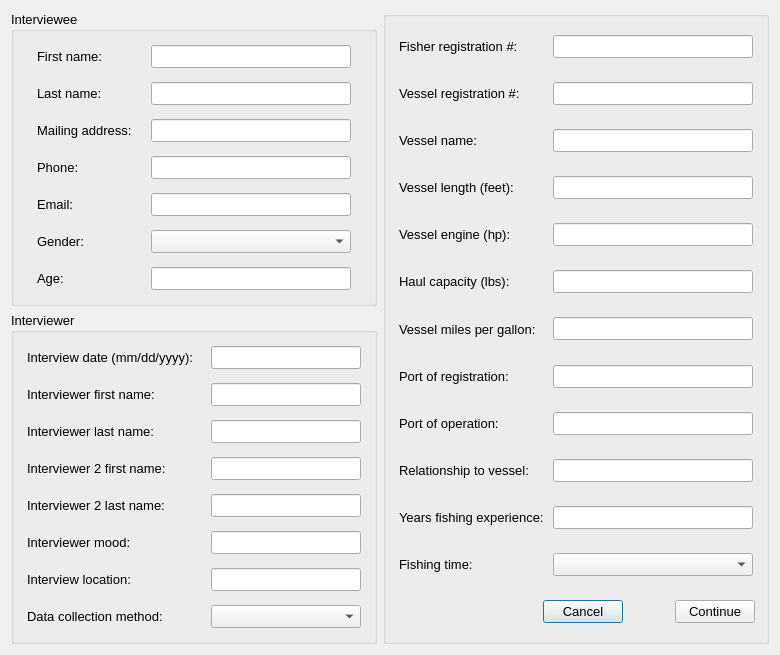
Ecotrust/openoceanmap-desktop, file oom_st_kitts_nevis/Interview/interviewstart.ui: the form before one commit.
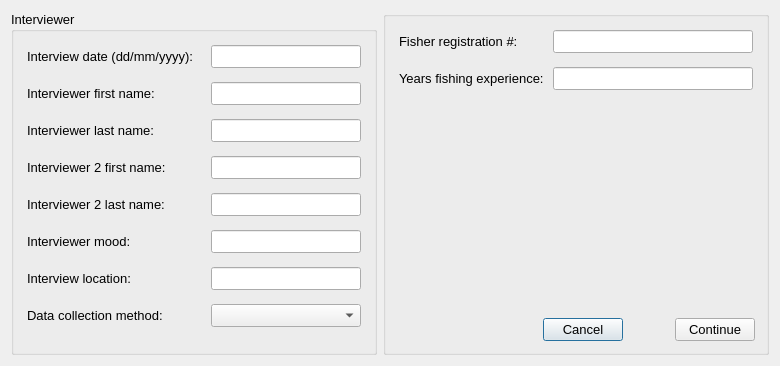
The form after the commit.

Commit message: interview revisions

The edit to the form file:
```diff
--- a/oom_st_kitts_nevis/Interview/interviewstart.ui
+++ b/oom_st_kitts_nevis/Interview/interviewstart.ui
@@ -7,7 +7,7 @@
     <x>0</x>
     <y>0</y>
     <width>778</width>
-    <height>651</height>
+    <height>366</height>
    </rect>
   </property>
   <property name="windowTitle" >
@@ -20,394 +20,6 @@
       <layout class="QVBoxLayout" name="verticalLayout_6" >
        <item>
         <layout class="QVBoxLayout" name="verticalLayout_4" >
-         <item>
-          <widget class="QGroupBox" name="interviewee" >
-           <property name="font" >
-            <font>
-             <pointsize>10</pointsize>
-            </font>
-           </property>
-           <property name="title" >
-            <string>Interviewee</string>
-           </property>
-           <layout class="QVBoxLayout" name="verticalLayout_2" >
-            <item>
-             <widget class="QWidget" native="1" name="interviewee_first_name" >
-              <layout class="QHBoxLayout" >
-               <property name="spacing" >
-                <number>4</number>
-               </property>
-               <property name="margin" >
-                <number>4</number>
-               </property>
-               <item>
-                <widget class="QLabel" name="interviewee_first_name_text" >
-                 <property name="minimumSize" >
-                  <size>
-                   <width>100</width>
-                   <height>0</height>
-                  </size>
-                 </property>
-                 <property name="maximumSize" >
-                  <size>
-                   <width>100</width>
-                   <height>16777215</height>
-                  </size>
-                 </property>
-                 <property name="text" >
-                  <string>First name:</string>
-                 </property>
-                </widget>
-               </item>
-               <item>
-                <widget class="QLineEdit" name="interviewee_first_name_line" >
-                 <property name="enabled" >
-                  <bool>true</bool>
-                 </property>
-                 <property name="minimumSize" >
-                  <size>
-                   <width>200</width>
-                   <height>0</height>
-                  </size>
-                 </property>
-                 <property name="maximumSize" >
-                  <size>
-                   <width>200</width>
-                   <height>16777215</height>
-                  </size>
-                 </property>
-                 <property name="text" >
-                  <string/>
-                 </property>
-                </widget>
-               </item>
-              </layout>
-             </widget>
-            </item>
-            <item>
-             <widget class="QWidget" native="1" name="interviewee_last_name" >
-              <layout class="QHBoxLayout" >
-               <property name="spacing" >
-                <number>4</number>
-               </property>
-               <property name="margin" >
-                <number>4</number>
-               </property>
-               <item>
-                <widget class="QLabel" name="interviewee_last_name_text" >
-                 <property name="minimumSize" >
-                  <size>
-                   <width>100</width>
-                   <height>0</height>
-                  </size>
-                 </property>
-                 <property name="maximumSize" >
-                  <size>
-                   <width>100</width>
-                   <height>16777215</height>
-                  </size>
-                 </property>
-                 <property name="text" >
-                  <string>Last name:</string>
-                 </property>
-                </widget>
-               </item>
-               <item>
-                <widget class="QLineEdit" name="interviewee_last_name_line" >
-                 <property name="enabled" >
-                  <bool>true</bool>
-                 </property>
-                 <property name="minimumSize" >
-                  <size>
-                   <width>200</width>
-                   <height>0</height>
-                  </size>
-                 </property>
-                 <property name="maximumSize" >
-                  <size>
-                   <width>200</width>
-                   <height>16777215</height>
-                  </size>
-                 </property>
-                 <property name="text" >
-                  <string/>
-                 </property>
-                </widget>
-               </item>
-              </layout>
-             </widget>
-            </item>
-            <item>
-             <widget class="QWidget" native="1" name="address" >
-              <layout class="QHBoxLayout" name="_6" >
-               <property name="spacing" >
-                <number>4</number>
-               </property>
-               <property name="margin" >
-                <number>4</number>
-               </property>
-               <item>
-                <widget class="QLabel" name="city_text_3" >
-                 <property name="minimumSize" >
-                  <size>
-                   <width>100</width>
-                   <height>0</height>
-                  </size>
-                 </property>
-                 <property name="maximumSize" >
-                  <size>
-                   <width>100</width>
-                   <height>16777215</height>
-                  </size>
-                 </property>
-                 <property name="text" >
-                  <string>Mailing address:</string>
-                 </property>
-                </widget>
-               </item>
-               <item>
-                <widget class="QLineEdit" name="address_line" >
-                 <property name="enabled" >
-                  <bool>true</bool>
-                 </property>
-                 <property name="minimumSize" >
-                  <size>
-                   <width>200</width>
-                   <height>0</height>
-                  </size>
-                 </property>
-                 <property name="maximumSize" >
-                  <size>
-                   <width>200</width>
-                   <height>16777215</height>
-                  </size>
-                 </property>
-                 <property name="text" >
-                  <string/>
-                 </property>
-                </widget>
-               </item>
-              </layout>
-             </widget>
-            </item>
-            <item>
-             <widget class="QWidget" native="1" name="phone" >
-              <layout class="QHBoxLayout" name="_5" >
-               <property name="spacing" >
-                <number>4</number>
-               </property>
-               <property name="margin" >
-                <number>4</number>
-               </property>
-               <item>
-                <widget class="QLabel" name="city_text_2" >
-                 <property name="minimumSize" >
-                  <size>
-                   <width>100</width>
-                   <height>0</height>
-                  </size>
-                 </property>
-                 <property name="maximumSize" >
-                  <size>
-                   <width>100</width>
-                   <height>16777215</height>
-                  </size>
-                 </property>
-                 <property name="text" >
-                  <string>Phone:</string>
-                 </property>
-                </widget>
-               </item>
-               <item>
-                <widget class="QLineEdit" name="phone_line" >
-                 <property name="enabled" >
-                  <bool>true</bool>
-                 </property>
-                 <property name="minimumSize" >
-                  <size>
-                   <width>200</width>
-                   <height>0</height>
-                  </size>
-                 </property>
-                 <property name="maximumSize" >
-                  <size>
-                   <width>200</width>
-                   <height>16777215</height>
-                  </size>
-                 </property>
-                 <property name="text" >
-                  <string/>
-                 </property>
-                </widget>
-               </item>
-              </layout>
-             </widget>
-            </item>
-            <item>
-             <widget class="QWidget" native="1" name="email" >
-              <layout class="QHBoxLayout" name="_2" >
-               <property name="spacing" >
-                <number>4</number>
-               </property>
-               <property name="margin" >
-                <number>4</number>
-               </property>
-               <item>
-                <widget class="QLabel" name="city_text" >
-                 <property name="minimumSize" >
-                  <size>
-                   <width>100</width>
-                   <height>0</height>
-                  </size>
-                 </property>
-                 <property name="maximumSize" >
-                  <size>
-                   <width>100</width>
-                   <height>16777215</height>
-                  </size>
-                 </property>
-                 <property name="text" >
-                  <string>Email:</string>
-                 </property>
-                </widget>
-               </item>
-               <item>
-                <widget class="QLineEdit" name="email_line" >
-                 <property name="enabled" >
-                  <bool>true</bool>
-                 </property>
-                 <property name="minimumSize" >
-                  <size>
-                   <width>200</width>
-                   <height>0</height>
-                  </size>
-                 </property>
-                 <property name="maximumSize" >
-                  <size>
-                   <width>200</width>
-                   <height>16777215</height>
-                  </size>
-                 </property>
-                 <property name="text" >
-                  <string/>
-                 </property>
-                </widget>
-               </item>
-              </layout>
-             </widget>
-            </item>
-            <item>
-             <widget class="QWidget" native="1" name="gender" >
-              <layout class="QHBoxLayout" >
-               <property name="spacing" >
-                <number>4</number>
-               </property>
-               <property name="margin" >
-                <number>4</number>
-               </property>
-               <item>
-                <widget class="QLabel" name="gender_text" >
-                 <property name="minimumSize" >
-                  <size>
-                   <width>100</width>
-                   <height>0</height>
-                  </size>
-                 </property>
-                 <property name="maximumSize" >
-                  <size>
-                   <width>100</width>
-                   <height>16777215</height>
-                  </size>
-                 </property>
-                 <property name="text" >
-                  <string>Gender:</string>
-                 </property>
-                </widget>
-               </item>
-               <item>
-                <widget class="QComboBox" name="gender_comboBox" >
-                 <property name="maximumSize" >
-                  <size>
-                   <width>200</width>
-                   <height>16777215</height>
-                  </size>
-                 </property>
-                 <item>
-                  <property name="text" >
-                   <string/>
-                  </property>
-                 </item>
-                 <item>
-                  <property name="text" >
-                   <string>Male</string>
-                  </property>
-                 </item>
-                 <item>
-                  <property name="text" >
-                   <string>Female</string>
-                  </property>
-                 </item>
-                </widget>
-               </item>
-              </layout>
-             </widget>
-            </item>
-            <item>
-             <widget class="QWidget" native="1" name="age" >
-              <layout class="QHBoxLayout" >
-               <property name="spacing" >
-                <number>4</number>
-               </property>
-               <property name="margin" >
-                <number>4</number>
-               </property>
-               <item>
-                <widget class="QLabel" name="age_text" >
-                 <property name="minimumSize" >
-                  <size>
-                   <width>100</width>
-                   <height>0</height>
-                  </size>
-                 </property>
-                 <property name="maximumSize" >
-                  <size>
-                   <width>100</width>
-                   <height>16777215</height>
-                  </size>
-                 </property>
-                 <property name="text" >
-                  <string>Age:</string>
-                 </property>
-                </widget>
-               </item>
-               <item>
-                <widget class="QLineEdit" name="age_line" >
-                 <property name="enabled" >
-                  <bool>true</bool>
-                 </property>
-                 <property name="minimumSize" >
-                  <size>
-                   <width>200</width>
-                   <height>0</height>
-                  </size>
-                 </property>
-                 <property name="maximumSize" >
-                  <size>
-                   <width>200</width>
-                   <height>16777215</height>
-                  </size>
-                 </property>
-                 <property name="text" >
-                  <string/>
-                 </property>
-                </widget>
-               </item>
-              </layout>
-             </widget>
-            </item>
-           </layout>
-          </widget>
-         </item>
          <item>
           <widget class="QGroupBox" name="interviewee_2" >
            <property name="font" >
@@ -443,7 +55,7 @@
                   </size>
                  </property>
                  <property name="text" >
-                  <string>Interview date (mm/dd/yyyy):</string>
+                  <string>Interview date (dd/mm/yyyy):</string>
                  </property>
                 </widget>
                </item>
@@ -846,6 +458,19 @@
               </layout>
              </widget>
             </item>
+            <item>
+             <spacer name="verticalSpacer" >
+              <property name="orientation" >
+               <enum>Qt::Vertical</enum>
+              </property>
+              <property name="sizeHint" stdset="0" >
+               <size>
+                <width>20</width>
+                <height>40</height>
+               </size>
+              </property>
+             </spacer>
+            </item>
            </layout>
           </widget>
          </item>
@@ -932,620 +557,6 @@
           </layout>
          </widget>
         </item>
-        <item>
-         <widget class="QWidget" native="1" name="home_port_12" >
-          <property name="font" >
-           <font>
-            <pointsize>10</pointsize>
-           </font>
-          </property>
-          <layout class="QHBoxLayout" name="_21" >
-           <property name="spacing" >
-            <number>4</number>
-           </property>
-           <property name="margin" >
-            <number>4</number>
-           </property>
-           <item>
-            <widget class="QLabel" name="years_text_5" >
-             <property name="minimumSize" >
-              <size>
-               <width>150</width>
-               <height>0</height>
-              </size>
-             </property>
-             <property name="maximumSize" >
-              <size>
-               <width>150</width>
-               <height>16777215</height>
-              </size>
-             </property>
-             <property name="font" >
-              <font>
-               <pointsize>10</pointsize>
-              </font>
-             </property>
-             <property name="text" >
-              <string>Vessel registration #:</string>
-             </property>
-            </widget>
-           </item>
-           <item>
-            <widget class="QLineEdit" name="vessel_regis_line" >
-             <property name="enabled" >
-              <bool>true</bool>
-             </property>
-             <property name="minimumSize" >
-              <size>
-               <width>100</width>
-               <height>0</height>
-              </size>
-             </property>
-             <property name="maximumSize" >
-              <size>
-               <width>200</width>
-               <height>16777215</height>
-              </size>
-             </property>
-             <property name="font" >
-              <font>
-               <pointsize>10</pointsize>
-              </font>
-             </property>
-             <property name="text" >
-              <string/>
-             </property>
-            </widget>
-           </item>
-          </layout>
-         </widget>
-        </item>
-        <item>
-         <widget class="QWidget" native="1" name="home_port_11" >
-          <property name="font" >
-           <font>
-            <pointsize>10</pointsize>
-           </font>
-          </property>
-          <layout class="QHBoxLayout" name="_20" >
-           <property name="spacing" >
-            <number>4</number>
-           </property>
-           <property name="margin" >
-            <number>4</number>
-           </property>
-           <item>
-            <widget class="QLabel" name="years_text_4" >
-             <property name="minimumSize" >
-              <size>
-               <width>150</width>
-               <height>0</height>
-              </size>
-             </property>
-             <property name="maximumSize" >
-              <size>
-               <width>150</width>
-               <height>16777215</height>
-              </size>
-             </property>
-             <property name="font" >
-              <font>
-               <pointsize>10</pointsize>
-              </font>
-             </property>
-             <property name="text" >
-              <string>Vessel name:</string>
-             </property>
-            </widget>
-           </item>
-           <item>
-            <widget class="QLineEdit" name="vessel_name_line" >
-             <property name="enabled" >
-              <bool>true</bool>
-             </property>
-             <property name="minimumSize" >
-              <size>
-               <width>100</width>
-               <height>0</height>
-              </size>
-             </property>
-             <property name="maximumSize" >
-              <size>
-               <width>200</width>
-               <height>16777215</height>
-              </size>
-             </property>
-             <property name="font" >
-              <font>
-               <pointsize>10</pointsize>
-              </font>
-             </property>
-             <property name="text" >
-              <string/>
-             </property>
-            </widget>
-           </item>
-          </layout>
-         </widget>
-        </item>
-        <item>
-         <widget class="QWidget" native="1" name="home_port_10" >
-          <property name="font" >
-           <font>
-            <pointsize>10</pointsize>
-           </font>
-          </property>
-          <layout class="QHBoxLayout" name="_15" >
-           <property name="spacing" >
-            <number>4</number>
-           </property>
-           <property name="margin" >
-            <number>4</number>
-           </property>
-           <item>
-            <widget class="QLabel" name="years_text_3" >
-             <property name="minimumSize" >
-              <size>
-               <width>150</width>
-               <height>0</height>
-              </size>
-             </property>
-             <property name="maximumSize" >
-              <size>
-               <width>150</width>
-               <height>16777215</height>
-              </size>
-             </property>
-             <property name="font" >
-              <font>
-               <pointsize>10</pointsize>
-              </font>
-             </property>
-             <property name="text" >
-              <string>Vessel length (feet):</string>
-             </property>
-            </widget>
-           </item>
-           <item>
-            <widget class="QLineEdit" name="vessel_length_line" >
-             <property name="enabled" >
-              <bool>true</bool>
-             </property>
-             <property name="minimumSize" >
-              <size>
-               <width>100</width>
-               <height>0</height>
-              </size>
-             </property>
-             <property name="maximumSize" >
-              <size>
-               <width>200</width>
-               <height>16777215</height>
-              </size>
-             </property>
-             <property name="font" >
-              <font>
-               <pointsize>10</pointsize>
-              </font>
-             </property>
-             <property name="text" >
-              <string/>
-             </property>
-            </widget>
-           </item>
-          </layout>
-         </widget>
-        </item>
-        <item>
-         <widget class="QWidget" native="1" name="home_port_6" >
-          <property name="font" >
-           <font>
-            <pointsize>10</pointsize>
-           </font>
-          </property>
-          <layout class="QHBoxLayout" name="_14" >
-           <property name="spacing" >
-            <number>4</number>
-           </property>
-           <property name="margin" >
-            <number>4</number>
-           </property>
-           <item>
-            <widget class="QLabel" name="years_text_2" >
-             <property name="minimumSize" >
-              <size>
-               <width>150</width>
-               <height>0</height>
-              </size>
-             </property>
-             <property name="maximumSize" >
-              <size>
-               <width>150</width>
-               <height>16777215</height>
-              </size>
-             </property>
-             <property name="font" >
-              <font>
-               <pointsize>10</pointsize>
-              </font>
-             </property>
-             <property name="text" >
-              <string>Vessel engine (hp):</string>
-             </property>
-            </widget>
-           </item>
-           <item>
-            <widget class="QLineEdit" name="vessel_engine_line" >
-             <property name="enabled" >
-              <bool>true</bool>
-             </property>
-             <property name="minimumSize" >
-              <size>
-               <width>100</width>
-               <height>0</height>
-              </size>
-             </property>
-             <property name="maximumSize" >
-              <size>
-               <width>200</width>
-               <height>16777215</height>
-              </size>
-             </property>
-             <property name="font" >
-              <font>
-               <pointsize>10</pointsize>
-              </font>
-             </property>
-             <property name="text" >
-              <string/>
-             </property>
-            </widget>
-           </item>
-          </layout>
-         </widget>
-        </item>
-        <item>
-         <widget class="QWidget" native="1" name="home_port_5" >
-          <property name="font" >
-           <font>
-            <pointsize>10</pointsize>
-           </font>
-          </property>
-          <layout class="QHBoxLayout" name="_11" >
-           <property name="spacing" >
-            <number>4</number>
-           </property>
-           <property name="margin" >
-            <number>4</number>
-           </property>
-           <item>
-            <widget class="QLabel" name="years_text" >
-             <property name="minimumSize" >
-              <size>
-               <width>150</width>
-               <height>0</height>
-              </size>
-             </property>
-             <property name="maximumSize" >
-              <size>
-               <width>150</width>
-               <height>16777215</height>
-              </size>
-             </property>
-             <property name="font" >
-              <font>
-               <pointsize>10</pointsize>
-              </font>
-             </property>
-             <property name="text" >
-              <string>Haul capacity (lbs):</string>
-             </property>
-            </widget>
-           </item>
-           <item>
-            <widget class="QLineEdit" name="haul_capacity_line" >
-             <property name="enabled" >
-              <bool>true</bool>
-             </property>
-             <property name="minimumSize" >
-              <size>
-               <width>100</width>
-               <height>0</height>
-              </size>
-             </property>
-             <property name="maximumSize" >
-              <size>
-               <width>200</width>
-               <height>16777215</height>
-              </size>
-             </property>
-             <property name="font" >
-              <font>
-               <pointsize>10</pointsize>
-              </font>
-             </property>
-             <property name="text" >
-              <string/>
-             </property>
-            </widget>
-           </item>
-          </layout>
-         </widget>
-        </item>
-        <item>
-         <widget class="QWidget" native="1" name="home_port_2" >
-          <property name="font" >
-           <font>
-            <pointsize>10</pointsize>
-           </font>
-          </property>
-          <layout class="QHBoxLayout" name="_4" >
-           <property name="spacing" >
-            <number>4</number>
-           </property>
-           <property name="margin" >
-            <number>4</number>
-           </property>
-           <item>
-            <widget class="QLabel" name="perc_income_text" >
-             <property name="minimumSize" >
-              <size>
-               <width>150</width>
-               <height>0</height>
-              </size>
-             </property>
-             <property name="maximumSize" >
-              <size>
-               <width>150</width>
-               <height>16777215</height>
-              </size>
-             </property>
-             <property name="font" >
-              <font>
-               <pointsize>10</pointsize>
-              </font>
-             </property>
-             <property name="text" >
-              <string>Vessel miles per gallon:</string>
-             </property>
-            </widget>
-           </item>
-           <item>
-            <widget class="QLineEdit" name="vessel_mpg_line" >
-             <property name="enabled" >
-              <bool>true</bool>
-             </property>
-             <property name="minimumSize" >
-              <size>
-               <width>100</width>
-               <height>0</height>
-              </size>
-             </property>
-             <property name="maximumSize" >
-              <size>
-               <width>200</width>
-               <height>16777215</height>
-              </size>
-             </property>
-             <property name="font" >
-              <font>
-               <pointsize>10</pointsize>
-              </font>
-             </property>
-             <property name="text" >
-              <string/>
-             </property>
-            </widget>
-           </item>
-          </layout>
-         </widget>
-        </item>
-        <item>
-         <widget class="QWidget" native="1" name="home_port" >
-          <property name="font" >
-           <font>
-            <pointsize>10</pointsize>
-           </font>
-          </property>
-          <layout class="QHBoxLayout" >
-           <property name="spacing" >
-            <number>4</number>
-           </property>
-           <property name="margin" >
-            <number>4</number>
-           </property>
-           <item>
-            <widget class="QLabel" name="home_port_text" >
-             <property name="minimumSize" >
-              <size>
-               <width>150</width>
-               <height>0</height>
-              </size>
-             </property>
-             <property name="maximumSize" >
-              <size>
-               <width>150</width>
-               <height>16777215</height>
-              </size>
-             </property>
-             <property name="font" >
-              <font>
-               <pointsize>10</pointsize>
-              </font>
-             </property>
-             <property name="text" >
-              <string>Port of registration:</string>
-             </property>
-            </widget>
-           </item>
-           <item>
-            <widget class="QLineEdit" name="port_regis_line" >
-             <property name="enabled" >
-              <bool>true</bool>
-             </property>
-             <property name="minimumSize" >
-              <size>
-               <width>200</width>
-               <height>0</height>
-              </size>
-             </property>
-             <property name="maximumSize" >
-              <size>
-               <width>200</width>
-               <height>16777215</height>
-              </size>
-             </property>
-             <property name="font" >
-              <font>
-               <pointsize>10</pointsize>
-              </font>
-             </property>
-             <property name="text" >
-              <string/>
-             </property>
-            </widget>
-           </item>
-          </layout>
-         </widget>
-        </item>
-        <item>
-         <widget class="QWidget" native="1" name="home_port_4" >
-          <property name="font" >
-           <font>
-            <pointsize>10</pointsize>
-           </font>
-          </property>
-          <layout class="QHBoxLayout" name="_7" >
-           <property name="spacing" >
-            <number>4</number>
-           </property>
-           <property name="margin" >
-            <number>4</number>
-           </property>
-           <item>
-            <widget class="QLabel" name="landing_port_text" >
-             <property name="minimumSize" >
-              <size>
-               <width>150</width>
-               <height>0</height>
-              </size>
-             </property>
-             <property name="maximumSize" >
-              <size>
-               <width>150</width>
-               <height>16777215</height>
-              </size>
-             </property>
-             <property name="font" >
-              <font>
-               <pointsize>10</pointsize>
-              </font>
-             </property>
-             <property name="text" >
-              <string>Port of operation:</string>
-             </property>
-            </widget>
-           </item>
-           <item>
-            <widget class="QLineEdit" name="port_op_line" >
-             <property name="enabled" >
-              <bool>true</bool>
-             </property>
-             <property name="minimumSize" >
-              <size>
-               <width>200</width>
-               <height>0</height>
-              </size>
-             </property>
-             <property name="maximumSize" >
-              <size>
-               <width>200</width>
-               <height>16777215</height>
-              </size>
-             </property>
-             <property name="font" >
-              <font>
-               <pointsize>10</pointsize>
-              </font>
-             </property>
-             <property name="text" >
-              <string/>
-             </property>
-            </widget>
-           </item>
-          </layout>
-         </widget>
-        </item>
-        <item>
-         <widget class="QWidget" native="1" name="home_port_7" >
-          <property name="font" >
-           <font>
-            <pointsize>10</pointsize>
-           </font>
-          </property>
-          <layout class="QHBoxLayout" name="_16" >
-           <property name="spacing" >
-            <number>4</number>
-           </property>
-           <property name="margin" >
-            <number>4</number>
-           </property>
-           <item>
-            <widget class="QLabel" name="landing_port_text_2" >
-             <property name="minimumSize" >
-              <size>
-               <width>150</width>
-               <height>0</height>
-              </size>
-             </property>
-             <property name="maximumSize" >
-              <size>
-               <width>150</width>
-               <height>16777215</height>
-              </size>
-             </property>
-             <property name="font" >
-              <font>
-               <pointsize>10</pointsize>
-              </font>
-             </property>
-             <property name="text" >
-              <string>Relationship to vessel:</string>
-             </property>
-            </widget>
-           </item>
-           <item>
-            <widget class="QLineEdit" name="relation_vessel_line" >
-             <property name="enabled" >
-              <bool>true</bool>
-             </property>
-             <property name="minimumSize" >
-              <size>
-               <width>200</width>
-               <height>0</height>
-              </size>
-             </property>
-             <property name="maximumSize" >
-              <size>
-               <width>200</width>
-               <height>16777215</height>
-              </size>
-             </property>
-             <property name="font" >
-              <font>
-               <pointsize>10</pointsize>
-              </font>
-             </property>
-             <property name="text" >
-              <string/>
-             </property>
-            </widget>
-           </item>
-          </layout>
-          <zorder>relation_vessel_line</zorder>
-          <zorder>landing_port_text_2</zorder>
-         </widget>
-        </item>
         <item>
          <widget class="QWidget" native="1" name="home_port_8" >
           <property name="font" >
@@ -1615,75 +626,17 @@
          </widget>
         </item>
         <item>
-         <widget class="QWidget" native="1" name="home_port_9" >
-          <property name="font" >
-           <font>
-            <pointsize>10</pointsize>
-           </font>
+         <spacer name="verticalSpacer_2" >
+          <property name="orientation" >
+           <enum>Qt::Vertical</enum>
           </property>
-          <layout class="QHBoxLayout" name="_18" >
-           <property name="spacing" >
-            <number>4</number>
-           </property>
-           <property name="margin" >
-            <number>4</number>
-           </property>
-           <item>
-            <widget class="QLabel" name="landing_port_text_4" >
-             <property name="minimumSize" >
-              <size>
-               <width>150</width>
-               <height>0</height>
-              </size>
-             </property>
-             <property name="maximumSize" >
-              <size>
-               <width>150</width>
-               <height>16777215</height>
-              </size>
-             </property>
-             <property name="font" >
-              <font>
-               <pointsize>10</pointsize>
-              </font>
-             </property>
-             <property name="text" >
-              <string>Fishing time:</string>
-             </property>
-            </widget>
-           </item>
-           <item>
-            <widget class="QComboBox" name="fishTime_comboBox" >
-             <property name="maximumSize" >
-              <size>
-               <width>200</width>
-               <height>16777215</height>
-              </size>
-             </property>
-             <item>
-              <property name="text" >
-               <string/>
-              </property>
-             </item>
-             <item>
-              <property name="text" >
-               <string>Full-time</string>
-              </property>
-             </item>
-             <item>
-              <property name="text" >
-               <string>Part-time</string>
-              </property>
-             </item>
-             <item>
-              <property name="text" >
-               <string>Occasional</string>
-              </property>
-             </item>
-            </widget>
-           </item>
-          </layout>
-         </widget>
+          <property name="sizeHint" stdset="0" >
+           <size>
+            <width>20</width>
+            <height>40</height>
+           </size>
+          </property>
+         </spacer>
         </item>
         <item>
          <widget class="QWidget" native="1" name="button_box" >
```
Left out of the diff: 17 changed lines with no effect on the pictures. The commit also changes 10 other files.
